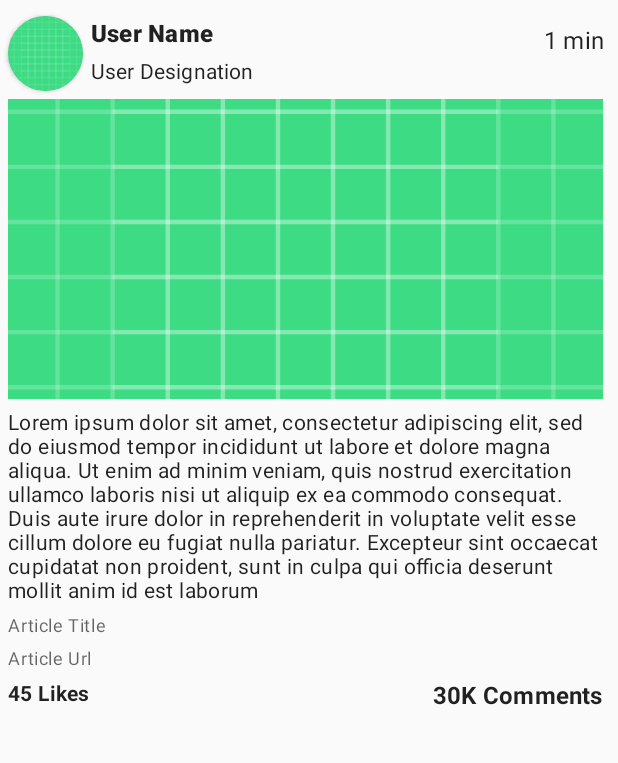
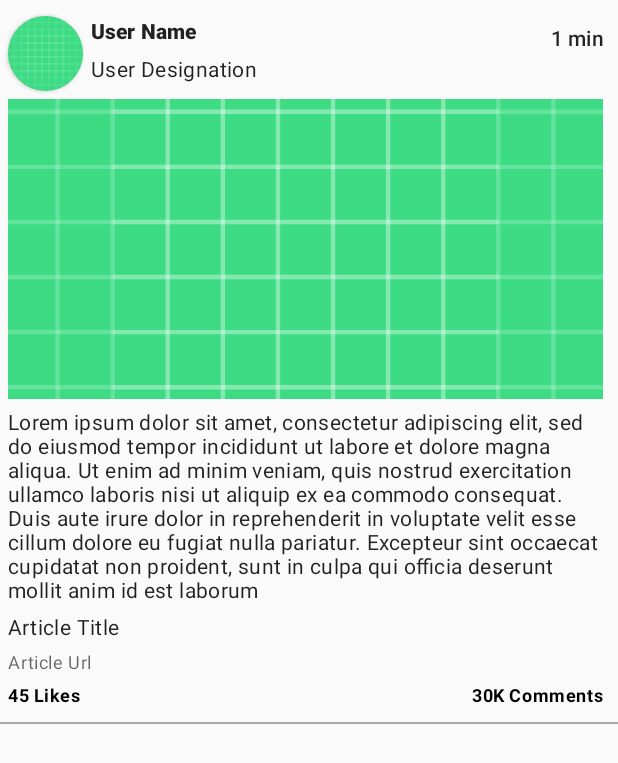
Before and after one commit to upadhyaynitesh/Jet2Feed, an Android app: the layout list_item_articles.xml on its own in the app's theme, with its tools: preview values and no code run, on a phone screen of 412 x 824 dp. Shown: the top 763 px of the screen. Run offline under Robolectric (Android 15) with nearby library versions, the phone set to English and light mode, and no system bars.

Commit message:
1. Fixed the UI for Recyclerview items. 2. Implemented showing post created time for articles in list items. 3. Implemented view's visibility if media object is empty in Article response.

```diff
--- a/app/src/main/AndroidManifest.xml
+++ b/app/src/main/AndroidManifest.xml
@@ -12,7 +12,9 @@
         android:roundIcon="@mipmap/ic_launcher_round"
         android:supportsRtl="true"
         android:theme="@style/AppTheme">
-        <activity android:name=".api.activities.ArticlesActivity">
+        <activity
+            android:name=".api.activities.ArticlesActivity"
+            android:screenOrientation="portrait">
             <intent-filter>
                 <action android:name="android.intent.action.MAIN" />
 
--- a/app/src/main/java/com/example/jet2feed/adapter/RecyclerViewAdapter.kt
+++ b/app/src/main/java/com/example/jet2feed/adapter/RecyclerViewAdapter.kt
@@ -12,7 +12,7 @@ import com.example.jet2feed.databinding.ListItemArticlesBinding
 import com.example.jet2feed.model.Articles
 
 class RecyclerViewAdapter :
-    PagedListAdapter<Articles, RecyclerViewAdapter.RecyclerViewHolder>(USER_COMPARATOR) {
+    PagedListAdapter<Articles, RecyclerViewAdapter.RecyclerViewHolder>(ARTICLE_COMPARATOR) {
 
     // Creating ViewHolder
     class RecyclerViewHolder(private val binding: ListItemArticlesBinding) :
@@ -42,7 +42,7 @@ class RecyclerViewAdapter :
     }
 
     companion object {
-        private val USER_COMPARATOR = object : DiffUtil.ItemCallback<Articles>() {
+        private val ARTICLE_COMPARATOR = object : DiffUtil.ItemCallback<Articles>() {
             override fun areItemsTheSame(oldItem: Articles, newItem: Articles): Boolean =
                 oldItem.id == newItem.id
 
--- a/app/src/main/java/com/example/jet2feed/datasource/ArticlesDataSource.kt
+++ b/app/src/main/java/com/example/jet2feed/datasource/ArticlesDataSource.kt
@@ -9,6 +9,7 @@ import retrofit2.Callback
 import retrofit2.Response
 
 class ArticlesDataSource : PageKeyedDataSource<Int, Articles>() {
+
     private val service = RetrofitService.createService(ArticlesApi::class.java)
 
     override fun loadInitial(
@@ -30,7 +31,6 @@ class ArticlesDataSource : PageKeyedDataSource<Int, Articles>() {
             override fun onFailure(call: Call<MutableList<Articles>>, t: Throwable) {
             }
         })
-
     }
 
     override fun loadAfter(
@@ -67,7 +67,6 @@ class ArticlesDataSource : PageKeyedDataSource<Int, Articles>() {
             ) {
                 if (response.isSuccessful) {
                     val apiResponse = response.body()!!
-//                    val responseItems = apiResponse.users
                     val key = if (params.key > 1) params.key - 1 else 0
                     callback.onResult(apiResponse, key)
                 }
--- a/app/src/main/java/com/example/jet2feed/viewmodel/ArticlesViewModel.kt
+++ b/app/src/main/java/com/example/jet2feed/viewmodel/ArticlesViewModel.kt
@@ -22,5 +22,4 @@ class ArticlesViewModel : ViewModel() {
         userPagedList = LivePagedListBuilder(itemDataSourceFactory, config)
             .build()
     }
-
 }
--- a/app/src/main/res/layout/list_item_articles.xml
+++ b/app/src/main/res/layout/list_item_articles.xml
@@ -4,6 +4,8 @@
     xmlns:tools="http://schemas.android.com/tools">
 
     <data>
+
+        <import type="android.view.View" />
 
         <variable
             name="article"
@@ -45,7 +47,7 @@
             android:layout_marginStart="@dimen/margin_small"
             android:fontFamily="sans-serif-black"
             android:text="@{article.user.get(0).name +` `+ article.user.get(0).lastName}"
-            android:textAppearance="@style/TextAppearance.MaterialComponents.Subtitle1"
+            android:textAppearance="@style/TextAppearance.MaterialComponents.Subtitle2"
             android:textStyle="bold"
             app:layout_constraintEnd_toStartOf="@id/textViewCreatedAt"
             app:layout_constraintStart_toEndOf="@id/cardViewProfile"
@@ -57,9 +59,8 @@
             android:layout_width="0dp"
             android:layout_height="wrap_content"
             android:layout_margin="@dimen/margin_small"
-            android:fontFamily="sans-serif"
-            android:text="@{article.user.get(0).designation}"
-            android:textAppearance="@style/TextAppearance.MaterialComponents.Subtitle2"
+            android:text="@{article.user.size()>0?article.user.get(0).designation:``}"
+            android:textAppearance="@style/TextAppearance.MaterialComponents.Body2"
             app:layout_constraintBottom_toBottomOf="@+id/cardViewProfile"
             app:layout_constraintEnd_toStartOf="@id/textViewCreatedAt"
             app:layout_constraintStart_toEndOf="@id/cardViewProfile"
@@ -71,10 +72,9 @@
             android:layout_width="wrap_content"
             android:layout_height="wrap_content"
             android:layout_margin="@dimen/margin_normal"
-            android:fontFamily="sans-serif"
             android:gravity="end"
-            android:text="@{article.createdAt}"
-            android:textAppearance="@style/TextAppearance.MaterialComponents.Subtitle1"
+            android:text="@{String.valueOf(article.getArticleDate())}"
+            android:textAppearance="@style/TextAppearance.MaterialComponents.Subtitle2"
             app:layout_constraintEnd_toEndOf="parent"
             app:layout_constraintHorizontal_bias="1.0"
             app:layout_constraintStart_toStartOf="parent"
@@ -89,7 +89,7 @@
             android:contentDescription="@string/content_description_article_image"
             android:scaleType="centerCrop"
             android:src="@drawable/ic_launcher_background"
-            app:articleImage="@{article.media.get(0).image}"
+            app:articleImage="@{article.media.size()>0?article.media.get(0).image:``}"
             app:layout_constraintEnd_toEndOf="@+id/textViewCreatedAt"
             app:layout_constraintStart_toStartOf="@+id/cardViewProfile"
             app:layout_constraintTop_toBottomOf="@+id/cardViewProfile" />
@@ -99,7 +99,6 @@
             android:layout_width="0dp"
             android:layout_height="wrap_content"
             android:layout_marginTop="@dimen/margin_small"
-            android:fontFamily="sans-serif"
             android:text="@{article.content}"
             android:textAppearance="@style/TextAppearance.MaterialComponents.Body2"
             app:layout_constraintEnd_toEndOf="@+id/textViewCreatedAt"
@@ -112,9 +111,8 @@
             android:layout_width="0dp"
             android:layout_height="wrap_content"
             android:layout_marginTop="@dimen/margin_small"
-            android:fontFamily="sans-serif"
-            android:text="@{article.media.get(0).title}"
-            android:textAppearance="@style/TextAppearance.MaterialComponents.Caption"
+            android:text="@{article.media.size()>0?article.media.get(0).title:``}"
+            android:textAppearance="@style/TextAppearance.MaterialComponents.Body2"
             app:layout_constraintEnd_toEndOf="@+id/textViewCreatedAt"
             app:layout_constraintStart_toStartOf="@+id/cardViewProfile"
             app:layout_constraintTop_toBottomOf="@+id/textViewArticleContent"
@@ -125,8 +123,7 @@
             android:layout_width="0dp"
             android:layout_height="wrap_content"
             android:layout_marginTop="@dimen/margin_small"
-            android:fontFamily="sans-serif"
-            android:text="@{article.media.get(0).url}"
+            android:text="@{article.media.size()>0?article.media.get(0).url:``}"
             android:textAppearance="@style/TextAppearance.MaterialComponents.Caption"
             app:layout_constraintEnd_toEndOf="@+id/textViewCreatedAt"
             app:layout_constraintStart_toStartOf="@+id/cardViewProfile"
@@ -138,9 +135,9 @@
             android:layout_width="wrap_content"
             android:layout_height="wrap_content"
             android:layout_marginTop="@dimen/margin_small"
-            android:fontFamily="sans-serif"
             android:text="@{String.valueOf(article.likes)+` Likes`}"
-            android:textAppearance="@style/TextAppearance.MaterialComponents.Body2"
+            android:textAppearance="@style/TextAppearance.MaterialComponents.Caption"
+            android:textColor="@android:color/black"
             android:textStyle="bold"
             app:layout_constraintStart_toStartOf="@+id/cardViewProfile"
             app:layout_constraintTop_toBottomOf="@+id/textViewArticleUrl"
@@ -148,16 +145,33 @@
 
         <TextView
             android:id="@+id/textViewArticleComments"
-            android:layout_width="0dp"
+            android:layout_width="wrap_content"
             android:layout_height="wrap_content"
             android:layout_marginTop="@dimen/margin_small"
-            android:fontFamily="sans-serif"
             android:text="@{String.valueOf(article.comments)+` Comments`}"
-            android:textAppearance="@style/TextAppearance.MaterialComponents.Subtitle1"
+            android:textAppearance="@style/TextAppearance.MaterialComponents.Caption"
+            android:textColor="@android:color/black"
             android:textStyle="bold"
             app:layout_constraintEnd_toEndOf="@+id/textViewCreatedAt"
+            app:layout_constraintHorizontal_bias="1.0"
+            app:layout_constraintStart_toStartOf="parent"
             app:layout_constraintTop_toBottomOf="@+id/textViewArticleUrl"
             tools:text="30K Comments" />
 
+        <View
+            android:layout_width="0dp"
+            android:layout_height="1dp"
+            android:layout_marginTop="@dimen/margin_normal"
+            android:background="@android:color/darker_gray"
+            app:layout_constraintEnd_toEndOf="parent"
+            app:layout_constraintStart_toStartOf="parent"
+            app:layout_constraintTop_toBottomOf="@+id/textViewArticleLikes" />
+
+        <androidx.constraintlayout.widget.Group
+            android:id="@+id/group"
+            android:layout_width="wrap_content"
+            android:layout_height="wrap_content"
+            android:visibility="@{article.media.size()>0 ? View.VISIBLE : View.GONE}"
+            app:constraint_referenced_ids="imageViewArticle,textViewArticleTitle,textViewArticleUrl" />
     </androidx.constraintlayout.widget.ConstraintLayout>
 </layout>
```
Also changed, not shown: app/src/main/java/com/example/jet2feed/model/Articles.kt (+9 -1 lines), app/src/main/java/com/example/jet2feed/utils/TimeUtils.kt (added, +48 -0 lines).
